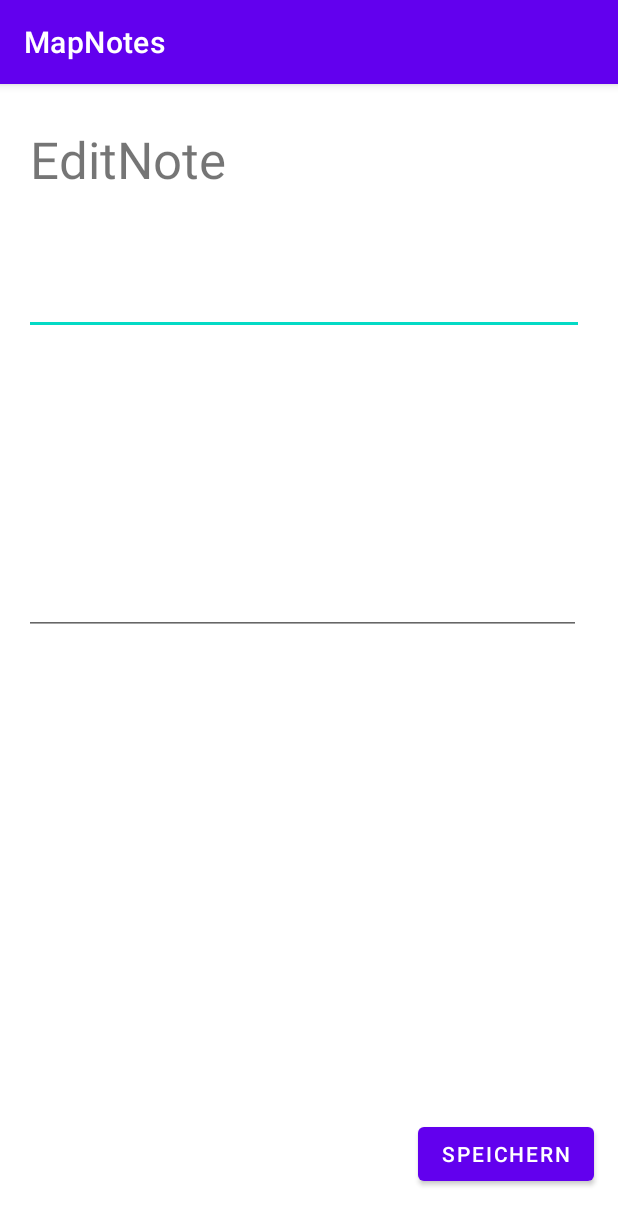
After one commit to SeverinSenn/Modul-335_MapNotes, an Android app: the EditNoteActivity screen opened directly, with no data from a screen before it, on a phone screen of 412 x 824 dp. The commit adds this screen. Shown: the top 1225 px of the screen. Run offline under Robolectric (Android 15) with nearby library versions, the phone set to English and light mode, and no system bars; 3 statements that could not run were skipped.

Commit message:
add EditNote Editing

```diff
--- a/app/build.gradle
+++ b/app/build.gradle
@@ -32,6 +32,7 @@ android {
 
 dependencies {
 
+    implementation 'com.google.code.gson:gson:2.8.9'
     implementation 'androidx.appcompat:appcompat:1.4.0'
     implementation 'com.google.android.material:material:1.4.0'
     implementation 'com.google.android.gms:play-services-maps:17.0.0'
--- /dev/null
+++ b/app/src/main/java/com/example/mapnotes/EditNoteActivity.java
@@ -0,0 +1,77 @@
+package com.example.mapnotes;
+
+import androidx.appcompat.app.AppCompatActivity;
+import androidx.lifecycle.ViewModelProvider;
+
+import android.content.ComponentName;
+import android.content.Context;
+import android.content.Intent;
+import android.content.ServiceConnection;
+import android.content.SharedPreferences;
+import android.os.Bundle;
+import android.os.IBinder;
+import android.text.Editable;
+import android.text.TextWatcher;
+import android.view.View;
+import android.widget.EditText;
+import android.widget.TextView;
+
+import com.example.mapnotes.Service.DataService;
+import com.example.mapnotes.Util.EditTextTextWatcher;
+import com.example.mapnotes.ViewModel.EditNoteViewModel;
+import com.google.android.gms.maps.MapFragment;
+import com.google.android.gms.maps.model.LatLng;
+
+public class EditNoteActivity<connection> extends AppCompatActivity {
+
+    private DataService DataService;
+    private EditNoteViewModel EditNoteViewModel;
+
+    @Override
+    protected void onCreate(Bundle savedInstanceState) {
+        super.onCreate(savedInstanceState);
+        setContentView(R.layout.activity_edit_note);
+
+        EditNoteViewModel = new ViewModelProvider(this).get(EditNoteViewModel.class);
+
+        Intent intent = getIntent();
+        EditNoteViewModel.setLatLng((LatLng)intent.getExtras().get(MapsActivity.LatLongKey));
+    }
+    @Override
+    protected void onStart() {
+        super.onStart();
+        Intent intentDataService = new Intent(this, DataService.class);
+        bindService(intentDataService, connection, Context.BIND_AUTO_CREATE);
+    }
+    @Override
+    protected void onStop() {
+        super.onStop();
+        unbindService(connection);
+    }
+
+    public void Save(View view){
+        DataService.AddItem(EditNoteViewModel);
+        Intent intent = new Intent(this, MapsActivity.class);
+        startActivity(intent);
+    }
+
+    public ServiceConnection connection = new ServiceConnection() {
+        @Override
+        public void onServiceConnected(ComponentName className, IBinder service) {
+            DataService.LocalBinder binder = (DataService.LocalBinder) service;
+            DataService = binder.getService();
+            EditNoteViewModel = DataService.getItem(EditNoteViewModel.getLatLng());
+
+            EditText beschreibungEditText = (EditText) findViewById(R.id.beschreibung);
+            beschreibungEditText.addTextChangedListener(new EditTextTextWatcher(EditNoteViewModel,"Beschreibung"));
+            beschreibungEditText.setText(EditNoteViewModel.getBeschreibung());
+
+            EditText titleEditText = (EditText) findViewById(R.id.title);
+            titleEditText.addTextChangedListener(new EditTextTextWatcher(EditNoteViewModel,"title"));
+            titleEditText.setText(EditNoteViewModel.getTitle());
+        }
+        @Override
+        public void onServiceDisconnected(ComponentName arg0) {}
+    };
+
+}
--- /dev/null
+++ b/app/src/main/java/com/example/mapnotes/Util/EditTextTextWatcher.java
@@ -0,0 +1,36 @@
+package com.example.mapnotes.Util;
+
+import android.text.Editable;
+import android.text.TextWatcher;
+import android.widget.EditText;
+
+import com.example.mapnotes.ViewModel.EditNoteViewModel;
+
+public class EditTextTextWatcher implements TextWatcher {
+
+    private EditNoteViewModel EditNoteViewModel;
+    private String Key;
+
+    public EditTextTextWatcher(EditNoteViewModel e,String key) {
+        EditNoteViewModel = e;
+        Key = key;
+    }
+
+    public void beforeTextChanged(CharSequence s, int start, int count, int after) {
+    }
+
+    public void onTextChanged(CharSequence s, int start, int before, int count) {
+        switch (Key){
+            case "Beschreibung":
+                EditNoteViewModel.setBeschreibung(s.toString());
+                break;
+            case "title":
+                EditNoteViewModel.setTitle(s.toString());
+                break;
+        }
+    }
+
+    public void afterTextChanged(Editable s) {
+    }
+
+}
--- /dev/null
+++ b/app/src/main/java/com/example/mapnotes/ViewModel/EditNoteViewModel.java
@@ -0,0 +1,35 @@
+package com.example.mapnotes.ViewModel;
+
+import androidx.lifecycle.ViewModel;
+
+import com.google.android.gms.maps.model.LatLng;
+
+public class EditNoteViewModel extends ViewModel {
+    private String Title;
+    private String Beschreibung;
+    private com.google.android.gms.maps.model.LatLng LatLng;
+
+    public String getTitle() {
+        return Title;
+    }
+
+    public void setTitle(String title) {
+        Title = title;
+    }
+
+    public String getBeschreibung() {
+        return Beschreibung;
+    }
+
+    public void setBeschreibung(String beschreibung) {
+        Beschreibung = beschreibung;
+    }
+
+    public com.google.android.gms.maps.model.LatLng getLatLng() {
+        return LatLng;
+    }
+
+    public void setLatLng(com.google.android.gms.maps.model.LatLng latLng) {
+        LatLng = latLng;
+    }
+}
--- a/app/src/main/res/layout/activity_edit_note.xml
+++ b/app/src/main/res/layout/activity_edit_note.xml
@@ -4,6 +4,66 @@
     xmlns:tools="http://schemas.android.com/tools"
     android:layout_width="match_parent"
     android:layout_height="match_parent"
-    tools:context=".EditNote">
+    tools:context=".EditNoteActivity">
+
+    <EditText
+        android:id="@+id/title"
+        android:layout_width="373dp"
+        android:layout_height="69dp"
+        android:layout_marginStart="10dp"
+        android:layout_marginTop="83dp"
+        android:layout_marginEnd="10dp"
+        android:layout_marginBottom="507dp"
+        android:ems="10"
+        android:inputType="textPersonName"
+        android:text="Title"
+        android:textColor="#FFFFFF"
+        app:layout_constraintBottom_toTopOf="@+id/button"
+        app:layout_constraintEnd_toEndOf="parent"
+        app:layout_constraintHorizontal_bias="0.333"
+        app:layout_constraintStart_toStartOf="parent"
+        app:layout_constraintTop_toTopOf="parent" />
+
+    <Button
+        android:id="@+id/button"
+        android:layout_width="wrap_content"
+        android:layout_height="wrap_content"
+        android:layout_marginEnd="16dp"
+        android:layout_marginBottom="16dp"
+        android:onClick="Save"
+        android:text="Speichern"
+        app:layout_constraintBottom_toBottomOf="parent"
+        app:layout_constraintEnd_toEndOf="parent"
+        app:layout_constraintTop_toBottomOf="@+id/title" />
+
+    <TextView
+        android:id="@+id/textView2"
+        android:layout_width="169dp"
+        android:layout_height="50dp"
+        android:layout_marginStart="20dp"
+        android:layout_marginTop="16dp"
+        android:layout_marginBottom="126dp"
+        android:text="EditNote"
+        android:textSize="34sp"
+        app:layout_constraintBottom_toTopOf="@+id/beschreibung"
+        app:layout_constraintStart_toStartOf="parent"
+        app:layout_constraintTop_toTopOf="parent"
+        app:layout_constraintVertical_bias="0.0" />
+
+    <EditText
+        android:id="@+id/beschreibung"
+        android:layout_width="371dp"
+        android:layout_height="153dp"
+        android:layout_marginStart="16dp"
+        android:layout_marginEnd="16dp"
+        android:layout_marginBottom="389dp"
+        android:ems="10"
+        android:gravity="start|top"
+        android:inputType="textMultiLine"
+        app:layout_constraintBottom_toBottomOf="parent"
+        app:layout_constraintEnd_toEndOf="parent"
+        app:layout_constraintHorizontal_bias="0.0"
+        app:layout_constraintStart_toStartOf="parent"
+        app:layout_constraintTop_toBottomOf="@+id/textView2" />
 
 </androidx.constraintlayout.widget.ConstraintLayout>
```
Also changed, not shown: app/src/main/AndroidManifest.xml (+14 -13 lines), app/src/main/java/com/example/mapnotes/EditNote.java (deleted, +0 -14 lines), app/src/main/java/com/example/mapnotes/MapsActivity.java (+92 -27 lines), app/src/main/java/com/example/mapnotes/Service/DataService.java (added, +69 -0 lines), app/src/main/res/layout/activity_maps.xml (+12 -11 lines).
